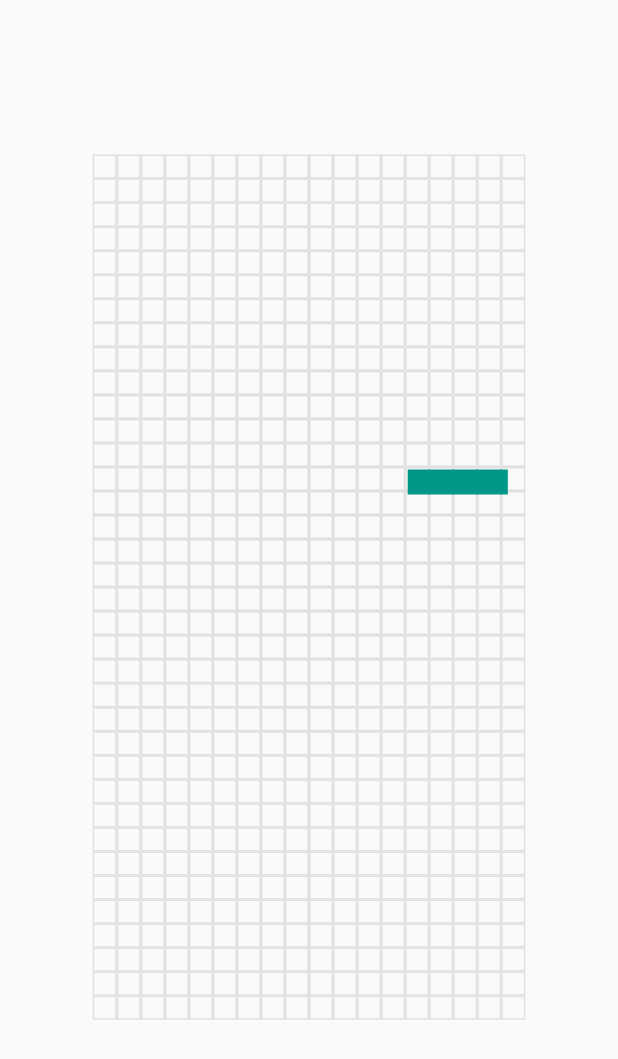
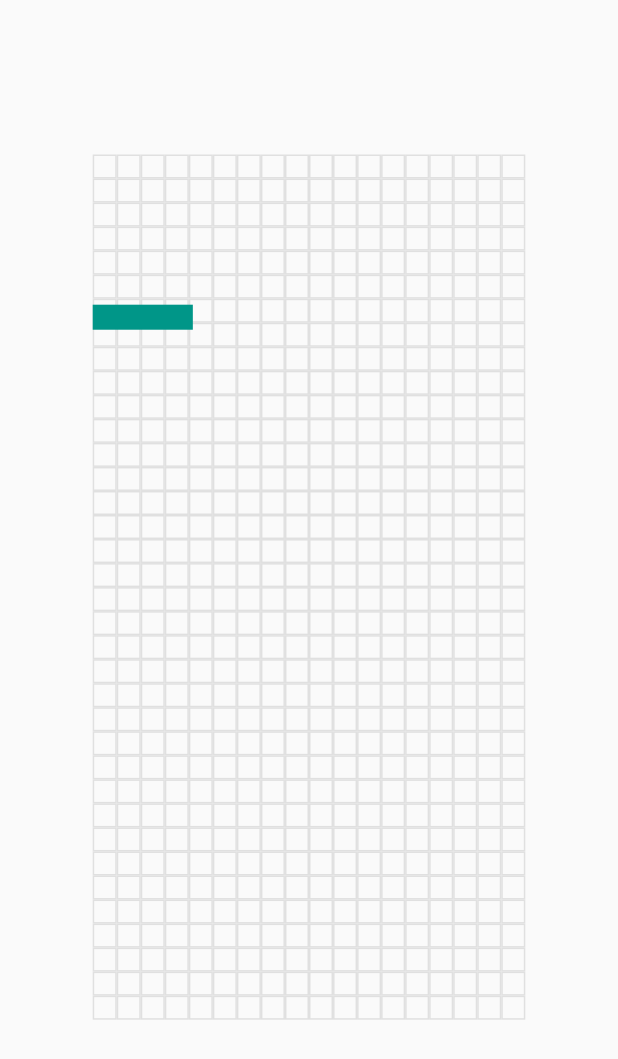
Before and after one commit to Ayu5h5hakya/streamysnake, a Flutter app: the screen it shows after launch, on a phone screen of 412 x 824 dp. Shown: the top 1059 px of the screen. Run offline on Flutter 3.47's test engine with Material 2 defaults, Android fonts, the phone set to English and light mode, and no system bars; our stand-ins replace rxdart.

Commit message:
add basic translation animation

```diff
--- a/lib/main.dart
+++ b/lib/main.dart
@@ -3,6 +3,7 @@ import 'dart:math';
 import 'package:flutter/material.dart';
 
 import 'constants.dart';
+import 'player.dart';
 import 'tetromino/i_block.dart';
 import 'tetromino/j_block.dart';
 import 'tetromino/l_block.dart';
@@ -41,6 +42,7 @@ class TetrisBoard extends StatelessWidget {
     final _width = MediaQuery.of(context).size.width * 0.7;
     final _height = MediaQuery.of(context).size.height * 0.75;
     final _maxExtent = sqrt(_width * _height / 640);
+
     return Stack(
       children: [
         Center(
@@ -61,90 +63,11 @@ class TetrisBoard extends StatelessWidget {
             ),
           ),
         ),
-        Center(
-          child: SizedBox(
-            width: _width,
-            height: _height,
-            child: CustomPaint(
-              painter: IBlock(
-                width: _maxExtent,
-                origin: const Point(210, 210),
-              ),
-            ),
-          ),
+        Player(
+          boardWidth: _width,
+          boardHeight: _height,
+          extent: _maxExtent,
         ),
-        // Center(
-        //   child: SizedBox(
-        //     width: _width,
-        //     height: _height,
-        //     child: CustomPaint(
-        //       painter: JBlock(
-        //         width: _maxExtent,
-        //         origin: const Point(30, 30),
-        //       ),
-        //     ),
-        //   ),
-        // ),
-        // Center(
-        //   child: SizedBox(
-        //     width: _width,
-        //     height: _height,
-        //     child: CustomPaint(
-        //       painter: LBlock(
-        //         width: _maxExtent,
-        //         origin: const Point(60, 60),
-        //       ),
-        //     ),
-        //   ),
-        // ),
-        // Center(
-        //   child: SizedBox(
-        //     width: _width,
-        //     height: _height,
-        //     child: CustomPaint(
-        //       painter: OBlock(
-        //         width: _maxExtent,
-        //         origin: const Point(120, 120),
-        //       ),
-        //     ),
-        //   ),
-        // ),
-        // Center(
-        //   child: SizedBox(
-        //     width: _width,
-        //     height: _height,
-        //     child: CustomPaint(
-        //       painter: SBlock(
-        //         width: _maxExtent,
-        //         origin: const Point(150, 180),
-        //       ),
-        //     ),
-        //   ),
-        // ),
-        // Center(
-        //   child: SizedBox(
-        //     width: _width,
-        //     height: _height,
-        //     child: CustomPaint(
-        //       painter: TBlock(
-        //         width: _maxExtent,
-        //         origin: const Point(90, 180),
-        //       ),
-        //     ),
-        //   ),
-        // ),
-        // Center(
-        //   child: SizedBox(
-        //     width: _width,
-        //     height: _height,
-        //     child: CustomPaint(
-        //       painter: ZBlock(
-        //         width: _maxExtent,
-        //         origin: const Point(90, 270),
-        //       ),
-        //     ),
-        //   ),
-        // ),
       ],
     );
   }
--- /dev/null
+++ b/lib/player.dart
@@ -0,0 +1,49 @@
+import 'dart:math';
+
+import 'package:flutter/widgets.dart';
+import 'package:rxdart/rxdart.dart';
+
+import 'tetromino/i_block.dart';
+
+class Player extends StatefulWidget {
+  final double boardWidth, boardHeight, extent;
+  Player(
+      {Key? key,
+      required this.boardWidth,
+      required this.boardHeight,
+      required this.extent})
+      : super(key: key);
+
+  @override
+  State<Player> createState() => _PlayerState();
+}
+
+class _PlayerState extends State<Player> {
+  int _position = 0;
+  @override
+  void initState() {
+    RangeStream(0, 100).interval(const Duration(seconds: 1)).listen((event) {
+      setState(() {
+        _position = event;
+      });
+    });
+    super.initState();
+  }
+
+  @override
+  Widget build(BuildContext context) {
+    return Center(
+      child: SizedBox(
+        width: widget.boardWidth,
+        height: widget.boardHeight,
+        child: CustomPaint(
+          painter: IBlock(
+            width: widget.extent,
+            position: widget.extent * _position,
+            origin: const Point(0, 0),
+          ),
+        ),
+      ),
+    );
+  }
+}
--- a/lib/tetromino/i_block.dart
+++ b/lib/tetromino/i_block.dart
@@ -26,12 +26,16 @@ import 'dart:math';
 import 'package:flutter/material.dart';
 
 class IBlock extends CustomPainter {
-  final double width;
-  final double angle;
+  final double width, position, angle;
   final Point<double> origin;
-  const IBlock({this.angle = 0, required this.width, required this.origin});
+  const IBlock(
+      {this.angle = 0,
+      this.position = 0,
+      required this.width,
+      required this.origin});
   @override
   void paint(Canvas canvas, Size size) {
+    canvas.translate(0, position);
     final paint = Paint()
       ..color = Colors.teal
       ..style = PaintingStyle.fill;
@@ -55,5 +59,5 @@ class IBlock extends CustomPainter {
   }
 
   @override
-  bool shouldRepaint(covariant CustomPainter oldDelegate) => false;
+  bool shouldRepaint(covariant CustomPainter oldDelegate) => true;
 }
--- a/pubspec.yaml
+++ b/pubspec.yaml
@@ -16,8 +16,6 @@ dependencies:
   flutter:
     sdk: flutter
   rxdart: ^0.27.3
-  flutter_hooks: ^0.18.0
-  hooks_riverpod: ^2.0.0-dev.5
 
 
 dev_dependencies:
```
Also changed, not shown: pubspec.lock.
